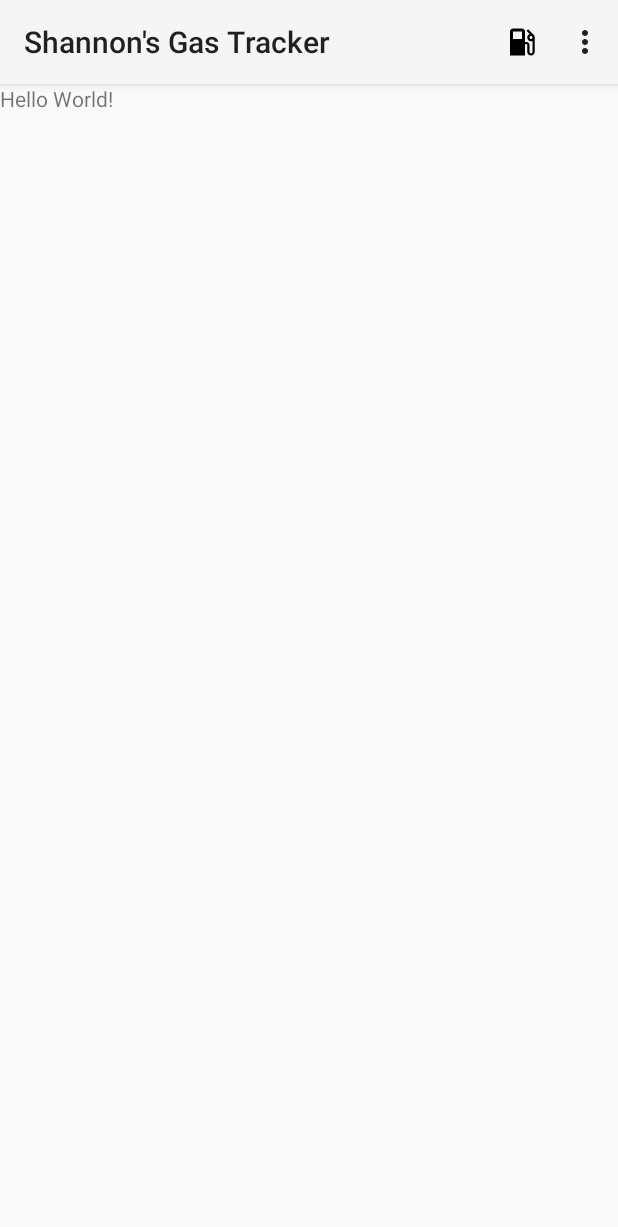
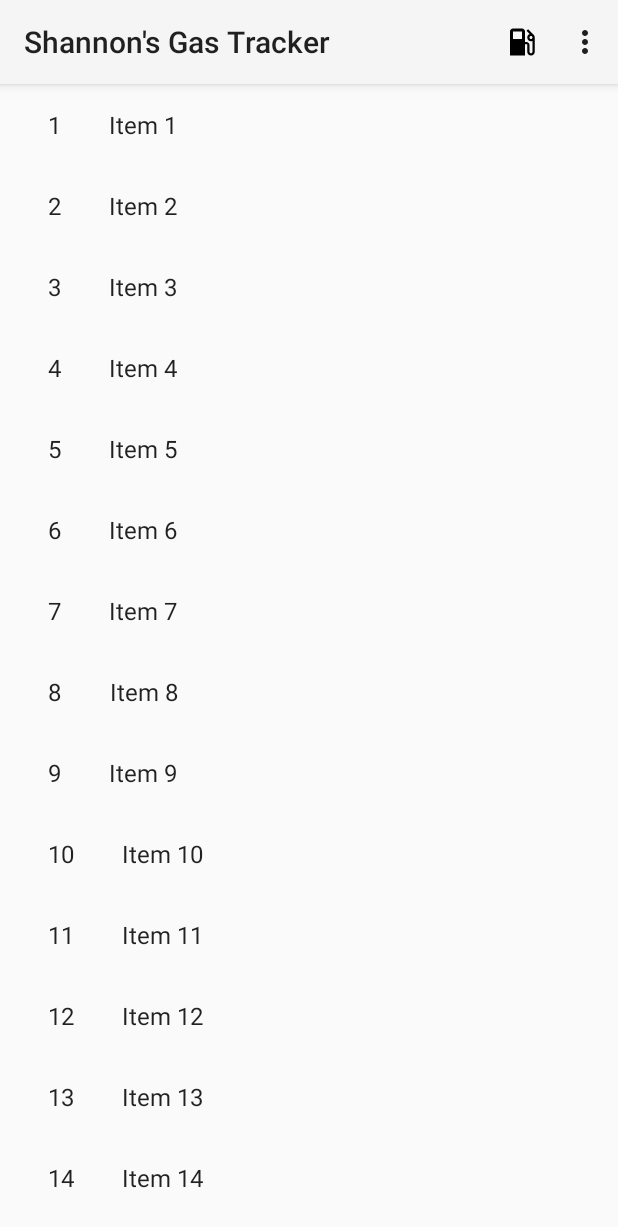
Before and after one commit to NotHamlet/Shannon-sGasTracker, an Android app: the screen it shows after launch (MainActivity), on a phone screen of 412 x 824 dp. Shown: the top 1227 px of the screen. Run offline under Robolectric (Android 15) with nearby library versions, the light colour scheme and no system bars.

Commit message:
Added boilerplate for ServiceEntryListFragment

```diff
--- a/app/build.gradle
+++ b/app/build.gradle
@@ -23,4 +23,6 @@
     compile fileTree(dir: 'libs', include: ['*.jar'])
     testCompile 'junit:junit:4.12'
     compile 'com.android.support:appcompat-v7:23.1.1'
+    compile 'com.android.support:support-v4:23.1.1'
+    compile 'com.android.support:recyclerview-v7:23.1.1'
 }
--- a/app/src/main/java/edu/auburn/eng/csse/comp3710/idklol/shannonsgastracker/MainActivity.java
+++ b/app/src/main/java/edu/auburn/eng/csse/comp3710/idklol/shannonsgastracker/MainActivity.java
@@ -1,12 +1,15 @@
 package edu.auburn.eng.csse.comp3710.idklol.shannonsgastracker;
 
+import android.support.v4.app.FragmentTransaction;
 import android.support.v7.app.AppCompatActivity;
 import android.os.Bundle;
 import android.support.v7.widget.Toolbar;
 import android.view.Menu;
 import android.view.MenuInflater;
 
-public class MainActivity extends AppCompatActivity {
+import edu.auburn.eng.csse.comp3710.idklol.shannonsgastracker.dummy.DummyContent;
+
+public class MainActivity extends AppCompatActivity implements ServiceEntryListFragment.OnListFragmentInteractionListener {
 
     @Override
     protected void onCreate(Bundle savedInstanceState) {
@@ -14,6 +17,11 @@
         setContentView(R.layout.activity_main);
         Toolbar myToolbar = (Toolbar) findViewById(R.id.my_toolbar);
         setSupportActionBar(myToolbar);
+
+        ServiceEntryListFragment newFragment = ServiceEntryListFragment.newInstance();
+        FragmentTransaction transaction = getSupportFragmentManager().beginTransaction();
+        transaction.replace(R.id.current_fragment, newFragment);
+        transaction.commit();
     }
 
     @Override
@@ -22,4 +30,9 @@
         inflater.inflate(R.menu.main, menu);
         return super.onCreateOptionsMenu(menu);
     }
+
+    @Override
+    public void onListFragmentInteraction(DummyContent.DummyItem item) {
+        // Do nothing
+    }
 }
--- /dev/null
+++ b/app/src/main/java/edu/auburn/eng/csse/comp3710/idklol/shannonsgastracker/ServiceEntryListFragment.java
@@ -0,0 +1,108 @@
+package edu.auburn.eng.csse.comp3710.idklol.shannonsgastracker;
+
+import android.content.Context;
+import android.os.Bundle;
+import android.support.v4.app.Fragment;
+import android.support.v7.widget.GridLayoutManager;
+import android.support.v7.widget.LinearLayoutManager;
+import android.support.v7.widget.RecyclerView;
+import android.view.LayoutInflater;
+import android.view.View;
+import android.view.ViewGroup;
+
+import edu.auburn.eng.csse.comp3710.idklol.shannonsgastracker.dummy.DummyContent;
+import edu.auburn.eng.csse.comp3710.idklol.shannonsgastracker.dummy.DummyContent.DummyItem;
+
+import java.util.List;
+
+/**
+ * A fragment representing a list of Items.
+ * <p/>
+ * Activities containing this fragment MUST implement the {@link OnListFragmentInteractionListener}
+ * interface.
+ */
+public class ServiceEntryListFragment extends Fragment {
+
+    // TODO: Customize parameter argument names
+    private static final String ARG_COLUMN_COUNT = "column-count";
+    // TODO: Customize parameters
+    private int mColumnCount = 1;
+    private OnListFragmentInteractionListener mListener;
+
+    /**
+     * Mandatory empty constructor for the fragment manager to instantiate the
+     * fragment (e.g. upon screen orientation changes).
+     */
+    public ServiceEntryListFragment() {
+    }
+
+    // TODO: Customize parameter initialization
+    @SuppressWarnings("unused")
+    public static ServiceEntryListFragment newInstance() {
+        ServiceEntryListFragment fragment = new ServiceEntryListFragment();
+        Bundle args = new Bundle();
+        fragment.setArguments(args);
+        return fragment;
+    }
+
+    @Override
+    public void onCreate(Bundle savedInstanceState) {
+        super.onCreate(savedInstanceState);
+
+        if (getArguments() != null) {
+            mColumnCount = getArguments().getInt(ARG_COLUMN_COUNT);
+        }
+    }
+
+    @Override
+    public View onCreateView(LayoutInflater inflater, ViewGroup container,
+                             Bundle savedInstanceState) {
+        View view = inflater.inflate(R.layout.fragment_serviceentry_list, container, false);
+
+        // Set the adapter
+        if (view instanceof RecyclerView) {
+            Context context = view.getContext();
+            RecyclerView recyclerView = (RecyclerView) view;
+            if (mColumnCount <= 1) {
+                recyclerView.setLayoutManager(new LinearLayoutManager(context));
+            } else {
+                recyclerView.setLayoutManager(new GridLayoutManager(context, mColumnCount));
+            }
+            recyclerView.setAdapter(new ServiceEntryRecyclerViewAdapter(DummyContent.ITEMS, mListener));
+        }
+        return view;
+    }
+
+
+    @Override
+    public void onAttach(Context context) {
+        super.onAttach(context);
+        if (context instanceof OnListFragmentInteractionListener) {
+            mListener = (OnListFragmentInteractionListener) context;
+        } else {
+            throw new RuntimeException(context.toString()
+                    + " must implement OnListFragmentInteractionListener");
+        }
+    }
+
+    @Override
+    public void onDetach() {
+        super.onDetach();
+        mListener = null;
+    }
+
+    /**
+     * This interface must be implemented by activities that contain this
+     * fragment to allow an interaction in this fragment to be communicated
+     * to the activity and potentially other fragments contained in that
+     * activity.
+     * <p/>
+     * See the Android Training lesson <a href=
+     * "http://developer.android.com/training/basics/fragments/communicating.html"
+     * >Communicating with Other Fragments</a> for more information.
+     */
+    public interface OnListFragmentInteractionListener {
+        // TODO: Update argument type and name
+        void onListFragmentInteraction(DummyItem item);
+    }
+}
--- /dev/null
+++ b/app/src/main/java/edu/auburn/eng/csse/comp3710/idklol/shannonsgastracker/ServiceEntryRecyclerViewAdapter.java
@@ -0,0 +1,77 @@
+package edu.auburn.eng.csse.comp3710.idklol.shannonsgastracker;
+
+import android.support.v7.widget.RecyclerView;
+import android.view.LayoutInflater;
+import android.view.View;
+import android.view.ViewGroup;
+import android.widget.TextView;
+
+import edu.auburn.eng.csse.comp3710.idklol.shannonsgastracker.ServiceEntryListFragment.OnListFragmentInteractionListener;
+import edu.auburn.eng.csse.comp3710.idklol.shannonsgastracker.dummy.DummyContent.DummyItem;
+
+import java.util.List;
+
+/**
+ * {@link RecyclerView.Adapter} that can display a {@link DummyItem} and makes a call to the
+ * specified {@link OnListFragmentInteractionListener}.
+ * TODO: Replace the implementation with code for your data type.
+ */
+public class ServiceEntryRecyclerViewAdapter extends RecyclerView.Adapter<ServiceEntryRecyclerViewAdapter.ViewHolder> {
+
+    private final List<DummyItem> mValues;
+    private final OnListFragmentInteractionListener mListener;
+
+    public ServiceEntryRecyclerViewAdapter(List<DummyItem> items, OnListFragmentInteractionListener listener) {
+        mValues = items;
+        mListener = listener;
+    }
+
+    @Override
+    public ViewHolder onCreateViewHolder(ViewGroup parent, int viewType) {
+        View view = LayoutInflater.from(parent.getContext())
+                .inflate(R.layout.fragment_serviceentry, parent, false);
+        return new ViewHolder(view);
+    }
+
+    @Override
+    public void onBindViewHolder(final ViewHolder holder, int position) {
+        holder.mItem = mValues.get(position);
+        holder.mIdView.setText(mValues.get(position).id);
+        holder.mContentView.setText(mValues.get(position).content);
+
+        holder.mView.setOnClickListener(new View.OnClickListener() {
+            @Override
+            public void onClick(View v) {
+                if (null != mListener) {
+                    // Notify the active callbacks interface (the activity, if the
+                    // fragment is attached to one) that an item has been selected.
+                    mListener.onListFragmentInteraction(holder.mItem);
+                }
+            }
+        });
+    }
+
+    @Override
+    public int getItemCount() {
+        return mValues.size();
+    }
+
+    public class ViewHolder extends RecyclerView.ViewHolder {
+        public final View mView;
+        public final TextView mIdView;
+        public final TextView mContentView;
+        public DummyItem mItem;
+
+        public ViewHolder(View view) {
+            super(view);
+            mView = view;
+            mIdView = (TextView) view.findViewById(R.id.id);
+            mContentView = (TextView) view.findViewById(R.id.content);
+        }
+
+        @Override
+        public String toString() {
+            return super.toString() + " '" + mContentView.getText() + "'";
+        }
+    }
+}
--- /dev/null
+++ b/app/src/main/java/edu/auburn/eng/csse/comp3710/idklol/shannonsgastracker/dummy/DummyContent.java
@@ -0,0 +1,72 @@
+package edu.auburn.eng.csse.comp3710.idklol.shannonsgastracker.dummy;
+
+import java.util.ArrayList;
+import java.util.HashMap;
+import java.util.List;
+import java.util.Map;
+
+/**
+ * Helper class for providing sample content for user interfaces created by
+ * Android template wizards.
+ * <p/>
+ * TODO: Replace all uses of this class before publishing your app.
+ */
+public class DummyContent {
+
+    /**
+     * An array of sample (dummy) items.
+     */
+    public static final List<DummyItem> ITEMS = new ArrayList<DummyItem>();
+
+    /**
+     * A map of sample (dummy) items, by ID.
+     */
+    public static final Map<String, DummyItem> ITEM_MAP = new HashMap<String, DummyItem>();
+
+    private static final int COUNT = 25;
+
+    static {
+        // Add some sample items.
+        for (int i = 1; i <= COUNT; i++) {
+            addItem(createDummyItem(i));
+        }
+    }
+
+    private static void addItem(DummyItem item) {
+        ITEMS.add(item);
+        ITEM_MAP.put(item.id, item);
+    }
+
+    private static DummyItem createDummyItem(int position) {
+        return new DummyItem(String.valueOf(position), "Item " + position, makeDetails(position));
+    }
+
+    private static String makeDetails(int position) {
+        StringBuilder builder = new StringBuilder();
+        builder.append("Details about Item: ").append(position);
+        for (int i = 0; i < position; i++) {
+            builder.append("\nMore details information here.");
+        }
+        return builder.toString();
+    }
+
+    /**
+     * A dummy item representing a piece of content.
+     */
+    public static class DummyItem {
+        public final String id;
+        public final String content;
+        public final String details;
+
+        public DummyItem(String id, String content, String details) {
+            this.id = id;
+            this.content = content;
+            this.details = details;
+        }
+
+        @Override
+        public String toString() {
+            return content;
+        }
+    }
+}
--- a/app/src/main/res/layout/activity_main.xml
+++ b/app/src/main/res/layout/activity_main.xml
@@ -12,14 +12,17 @@
         android:id="@+id/my_toolbar"
         android:layout_width="match_parent"
         android:layout_height="?attr/actionBarSize"
+        android:layout_weight="0"
         android:background="?attr/colorPrimary"
         android:elevation="4dp"
         android:theme="@style/ThemeOverlay.AppCompat.ActionBar"
         app:popupTheme="@style/ThemeOverlay.AppCompat.Light"
         />
 
-    <TextView
-        android:layout_width="wrap_content"
-        android:layout_height="wrap_content"
-        android:text="Hello World!"/>
+    <FrameLayout
+        android:id="@+id/current_fragment"
+        android:layout_width="match_parent"
+        android:layout_height="0dp"
+        android:layout_weight="1"/>
+
 </LinearLayout>
--- /dev/null
+++ b/app/src/main/res/layout/fragment_serviceentry.xml
@@ -0,0 +1,20 @@
+<?xml version="1.0" encoding="utf-8"?>
+<LinearLayout xmlns:android="http://schemas.android.com/apk/res/android"
+              android:layout_width="wrap_content"
+              android:layout_height="wrap_content"
+              android:orientation="horizontal">
+
+    <TextView
+        android:id="@+id/id"
+        android:layout_width="wrap_content"
+        android:layout_height="wrap_content"
+        android:layout_margin="@dimen/text_margin"
+        android:textAppearance="?attr/textAppearanceListItem"/>
+
+    <TextView
+        android:id="@+id/content"
+        android:layout_width="wrap_content"
+        android:layout_height="wrap_content"
+        android:layout_margin="@dimen/text_margin"
+        android:textAppearance="?attr/textAppearanceListItem"/>
+</LinearLayout>
--- /dev/null
+++ b/app/src/main/res/layout/fragment_serviceentry_list.xml
@@ -0,0 +1,14 @@
+<?xml version="1.0" encoding="utf-8"?>
+<android.support.v7.widget.RecyclerView
+    android:id="@+id/list"
+    android:name="edu.auburn.eng.csse.comp3710.idklol.shannonsgastracker.ServiceEntryListFragment"
+    xmlns:android="http://schemas.android.com/apk/res/android"
+    xmlns:app="http://schemas.android.com/apk/res-auto"
+    xmlns:tools="http://schemas.android.com/tools"
+    android:layout_width="match_parent"
+    android:layout_height="match_parent"
+    android:layout_marginLeft="16dp"
+    android:layout_marginRight="16dp"
+    app:layoutManager="LinearLayoutManager"
+    tools:context="edu.auburn.eng.csse.comp3710.idklol.shannonsgastracker.ServiceEntryListFragment"
+    tools:listitem="@layout/fragment_serviceentry"/>
--- a/app/src/main/res/values/dimens.xml
+++ b/app/src/main/res/values/dimens.xml
@@ -2,4 +2,5 @@
     <!-- Default screen margins, per the Android Design guidelines. -->
     <dimen name="activity_horizontal_margin">16dp</dimen>
     <dimen name="activity_vertical_margin">16dp</dimen>
+    <dimen name="text_margin">16dp</dimen>
 </resources>
```
